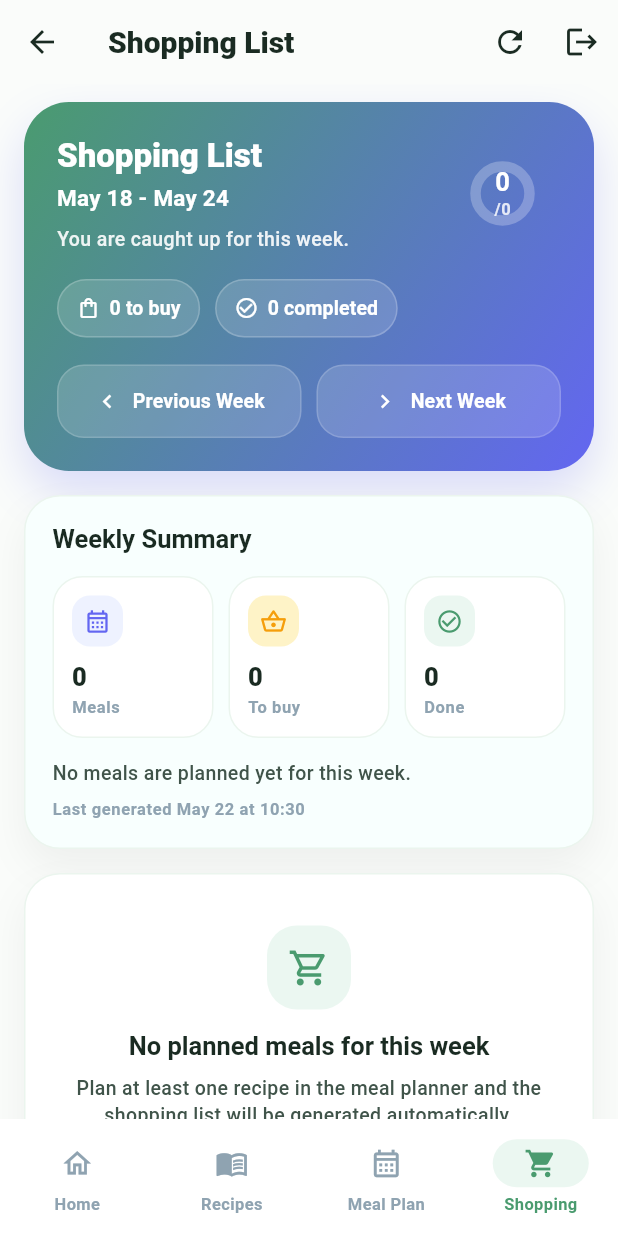
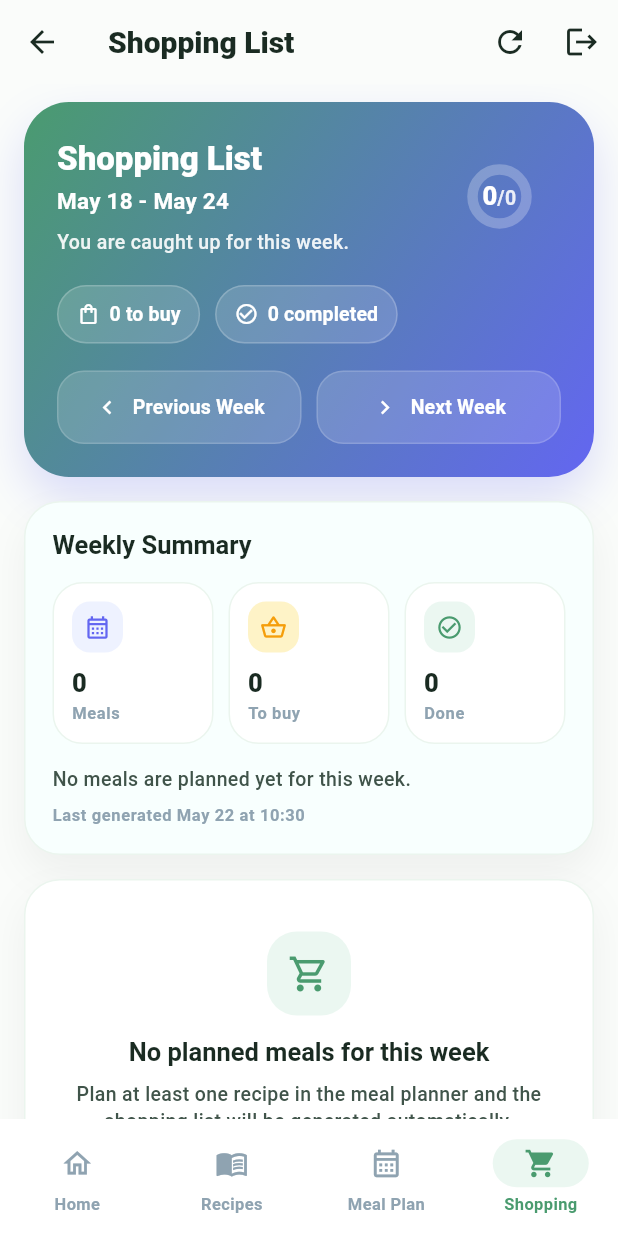
Before and after one commit to wassimhaoues/devmob_gestionrepas, a Flutter app: the DashboardPage screen opened by its route, item 4 of the bottom bar chosen, on a phone screen of 412 x 824 dp. Run offline on Flutter 3.47's test engine with Material 3 defaults, Android fonts, the phone set to English and light mode, and no system bars; our stand-ins replace cloud_firestore, firebase_auth, firebase_core, firebase_storage, image_picker, shared_preferences; accounts and stored records are empty.

Commit message:
fix(ui): clean shopping progress and quantity pills

```diff
--- a/lib/views/shopping/shopping_list_page.dart
+++ b/lib/views/shopping/shopping_list_page.dart
@@ -853,7 +853,9 @@ class _QuantityPill extends StatelessWidget {
   @override
   Widget build(BuildContext context) {
     return Container(
-      padding: const EdgeInsets.symmetric(horizontal: 12, vertical: 9),
+      constraints: const BoxConstraints(minWidth: 92),
+      padding: const EdgeInsets.symmetric(horizontal: 12, vertical: 10),
+      alignment: Alignment.center,
       decoration: BoxDecoration(
         color: Colors.white,
         borderRadius: BorderRadius.circular(16),
@@ -861,9 +863,14 @@ class _QuantityPill extends StatelessWidget {
       ),
       child: Text(
         label,
+        maxLines: 1,
+        overflow: TextOverflow.ellipsis,
         style: Theme.of(
           context,
-        ).textTheme.labelLarge?.copyWith(fontWeight: FontWeight.w700),
+        ).textTheme.labelLarge?.copyWith(
+          fontWeight: FontWeight.w700,
+          color: AppColors.heading,
+        ),
       ),
     );
   }
@@ -1008,8 +1015,8 @@ class _ProgressBadge extends StatelessWidget {
   @override
   Widget build(BuildContext context) {
     return SizedBox(
-      width: 78,
-      height: 78,
+      width: 82,
+      height: 82,
       child: Stack(
         alignment: Alignment.center,
         children: <Widget>[
@@ -1019,22 +1026,32 @@ class _ProgressBadge extends StatelessWidget {
             valueColor: const AlwaysStoppedAnimation<Color>(Colors.white),
             backgroundColor: Colors.white.withValues(alpha: 0.25),
           ),
-          Column(
-            mainAxisSize: MainAxisSize.min,
-            children: <Widget>[
-              Text(
-                '$completedCount',
-                style: Theme.of(context).textTheme.titleLarge?.copyWith(
-                  color: Colors.white,
+          Padding(
+            padding: const EdgeInsets.symmetric(horizontal: 10),
+            child: FittedBox(
+              fit: BoxFit.scaleDown,
+              child: RichText(
+                textAlign: TextAlign.center,
+                text: TextSpan(
+                  children: <InlineSpan>[
+                    TextSpan(
+                      text: '$completedCount',
+                      style: Theme.of(context).textTheme.titleLarge?.copyWith(
+                        color: Colors.white,
+                        fontWeight: FontWeight.w800,
+                      ),
+                    ),
+                    TextSpan(
+                      text: '/$totalCount',
+                      style: Theme.of(context).textTheme.bodyMedium?.copyWith(
+                        color: Colors.white.withValues(alpha: 0.88),
+                        fontWeight: FontWeight.w700,
+                      ),
+                    ),
+                  ],
                 ),
               ),
-              Text(
-                '/$totalCount',
-                style: Theme.of(context).textTheme.bodySmall?.copyWith(
-                  color: Colors.white.withValues(alpha: 0.84),
-                ),
-              ),
-            ],
+            ),
           ),
         ],
       ),
```
